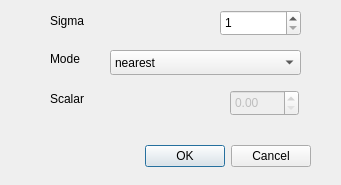
Before: the Qt Designer form src/UiForm/gauss_param.ui in barrtrav/modelo-borde-imagenes, drawn with Qt 5.
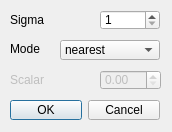
After: the same form once the commit is applied. Icons and pictures are not drawn.

The edit to the form file:
```diff
--- a/src/UiForm/gauss_param.ui
+++ b/src/UiForm/gauss_param.ui
@@ -6,8 +6,8 @@
    <rect>
     <x>0</x>
     <y>0</y>
-    <width>341</width>
-    <height>185</height>
+    <width>172</width>
+    <height>132</height>
    </rect>
   </property>
   <property name="windowTitle">
@@ -20,10 +20,10 @@
   <widget class="QDialogButtonBox" name="buttonBox">
    <property name="geometry">
     <rect>
-     <x>140</x>
-     <y>140</y>
-     <width>171</width>
-     <height>32</height>
+     <x>10</x>
+     <y>100</y>
+     <width>150</width>
+     <height>20</height>
     </rect>
    </property>
    <property name="orientation">
@@ -36,10 +36,10 @@
   <widget class="QSpinBox" name="spinBox">
    <property name="geometry">
     <rect>
-     <x>220</x>
+     <x>100</x>
      <y>10</y>
-     <width>81</width>
-     <height>26</height>
+     <width>60</width>
+     <height>20</height>
     </rect>
    </property>
    <property name="minimum">
@@ -49,10 +49,10 @@
   <widget class="QLabel" name="label">
    <property name="geometry">
     <rect>
-     <x>50</x>
+     <x>10</x>
      <y>10</y>
-     <width>41</width>
-     <height>21</height>
+     <width>40</width>
+     <height>20</height>
     </rect>
    </property>
    <property name="text">
@@ -62,10 +62,10 @@
   <widget class="QComboBox" name="comboBox">
    <property name="geometry">
     <rect>
-     <x>110</x>
-     <y>50</y>
-     <width>191</width>
-     <height>25</height>
+     <x>60</x>
+     <y>40</y>
+     <width>100</width>
+     <height>20</height>
     </rect>
    </property>
    <item>
@@ -97,9 +97,9 @@
   <widget class="QLabel" name="label_2">
    <property name="geometry">
     <rect>
-     <x>50</x>
-     <y>50</y>
-     <width>51</width>
+     <x>10</x>
+     <y>40</y>
+     <width>40</width>
      <height>17</height>
     </rect>
    </property>
@@ -113,20 +113,23 @@
    </property>
    <property name="geometry">
     <rect>
-     <x>230</x>
-     <y>90</y>
-     <width>69</width>
-     <height>26</height>
+     <x>100</x>
+     <y>70</y>
+     <width>61</width>
+     <height>20</height>
     </rect>
    </property>
   </widget>
   <widget class="QLabel" name="label_3">
+   <property name="enabled">
+    <bool>false</bool>
+   </property>
    <property name="geometry">
     <rect>
-     <x>50</x>
-     <y>90</y>
-     <width>67</width>
-     <height>17</height>
+     <x>10</x>
+     <y>70</y>
+     <width>40</width>
+     <height>20</height>
     </rect>
    </property>
    <property name="text">
```
